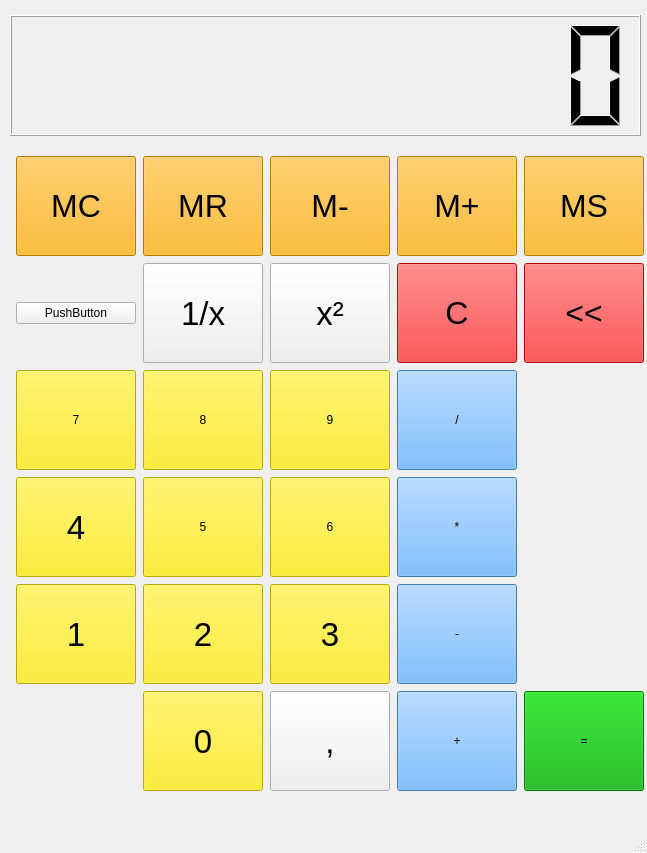
Before: the Qt Designer form MainWindow.ui in Beziu/Calculator, drawn with Qt 5.
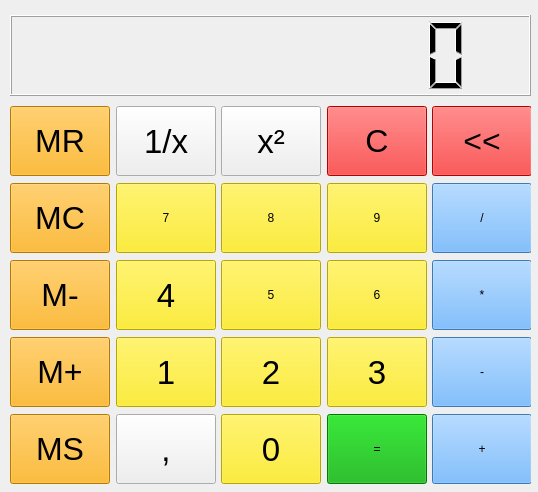
After: the same form once the commit is applied.

```diff
--- a/MainWindow.ui
+++ b/MainWindow.ui
@@ -6,8 +6,8 @@
    <rect>
     <x>0</x>
     <y>0</y>
-    <width>647</width>
-    <height>853</height>
+    <width>538</width>
+    <height>492</height>
    </rect>
   </property>
   <property name="windowTitle">
@@ -19,8 +19,8 @@
      <rect>
       <x>10</x>
       <y>15</y>
-      <width>631</width>
-      <height>121</height>
+      <width>521</width>
+      <height>81</height>
      </rect>
     </property>
     <property name="digitCount">
@@ -30,368 +30,25 @@
    <widget class="QWidget" name="gridLayoutWidget">
     <property name="geometry">
      <rect>
-      <x>15</x>
-      <y>155</y>
-      <width>630</width>
-      <height>641</height>
+      <x>10</x>
+      <y>105</y>
+      <width>521</width>
+      <height>381</height>
      </rect>
     </property>
     <layout class="QGridLayout" name="gridLayout">
-     <item row="3" column="1">
-      <widget class="QPushButton" name="btn_5">
-       <property name="minimumSize">
-        <size>
-         <width>120</width>
-         <height>100</height>
-        </size>
-       </property>
-       <property name="maximumSize">
-        <size>
-         <width>120</width>
-         <height>100</height>
-        </size>
-       </property>
-       <property name="styleSheet">
-        <string notr="true">background-color: rgb(255, 234, 0);
-font: 25pt &quot;MS Shell Dlg 2&quot;;</string>
-       </property>
-       <property name="text">
-        <string>5</string>
-       </property>
-      </widget>
-     </item>
-     <item row="4" column="0">
-      <widget class="QPushButton" name="btn_1">
-       <property name="minimumSize">
-        <size>
-         <width>120</width>
-         <height>100</height>
-        </size>
-       </property>
-       <property name="maximumSize">
-        <size>
-         <width>120</width>
-         <height>100</height>
-        </size>
-       </property>
-       <property name="font">
-        <font>
-         <family>MS Shell Dlg 2</family>
-         <pointsize>25</pointsize>
-         <weight>50</weight>
-         <italic>false</italic>
-         <bold>false</bold>
-        </font>
-       </property>
-       <property name="styleSheet">
-        <string notr="true">background-color: rgb(255, 234, 0);
-font: 25pt &quot;MS Shell Dlg 2&quot;;</string>
-       </property>
-       <property name="text">
-        <string>1</string>
-       </property>
-      </widget>
-     </item>
-     <item row="4" column="2">
-      <widget class="QPushButton" name="btn_3">
-       <property name="minimumSize">
-        <size>
-         <width>120</width>
-         <height>100</height>
-        </size>
-       </property>
-       <property name="maximumSize">
-        <size>
-         <width>120</width>
-         <height>100</height>
-        </size>
-       </property>
-       <property name="font">
-        <font>
-         <family>MS Shell Dlg 2</family>
-         <pointsize>25</pointsize>
-         <weight>50</weight>
-         <italic>false</italic>
-         <bold>false</bold>
-        </font>
-       </property>
-       <property name="styleSheet">
-        <string notr="true">background-color: rgb(255, 234, 0);
-font: 25pt &quot;MS Shell Dlg 2&quot;;</string>
-       </property>
-       <property name="text">
-        <string>3</string>
-       </property>
-      </widget>
-     </item>
-     <item row="2" column="0">
-      <widget class="QPushButton" name="btn_7">
-       <property name="minimumSize">
-        <size>
-         <width>120</width>
-         <height>100</height>
-        </size>
-       </property>
-       <property name="maximumSize">
-        <size>
-         <width>120</width>
-         <height>100</height>
-        </size>
-       </property>
-       <property name="styleSheet">
-        <string notr="true">background-color: rgb(255, 234, 0);
-font: 25pt &quot;MS Shell Dlg 2&quot;;</string>
-       </property>
-       <property name="text">
-        <string>7</string>
-       </property>
-      </widget>
-     </item>
-     <item row="5" column="2">
-      <widget class="QPushButton" name="btn_coma">
-       <property name="minimumSize">
-        <size>
-         <width>120</width>
-         <height>100</height>
-        </size>
-       </property>
-       <property name="maximumSize">
-        <size>
-         <width>120</width>
-         <height>100</height>
-        </size>
-       </property>
-       <property name="font">
-        <font>
-         <pointsize>25</pointsize>
-         <weight>50</weight>
-         <bold>false</bold>
-        </font>
-       </property>
-       <property name="text">
-        <string>,</string>
-       </property>
-      </widget>
-     </item>
-     <item row="2" column="1">
-      <widget class="QPushButton" name="btn_8">
-       <property name="minimumSize">
-        <size>
-         <width>120</width>
-         <height>100</height>
-        </size>
-       </property>
-       <property name="maximumSize">
-        <size>
-         <width>120</width>
-         <height>100</height>
-        </size>
-       </property>
-       <property name="styleSheet">
-        <string notr="true">background-color: rgb(255, 234, 0);
-font: 25pt &quot;MS Shell Dlg 2&quot;;</string>
-       </property>
-       <property name="text">
-        <string>8</string>
-       </property>
-      </widget>
-     </item>
-     <item row="4" column="1">
-      <widget class="QPushButton" name="btn_2">
-       <property name="minimumSize">
-        <size>
-         <width>120</width>
-         <height>100</height>
-        </size>
-       </property>
-       <property name="maximumSize">
-        <size>
-         <width>120</width>
-         <height>100</height>
-        </size>
-       </property>
-       <property name="font">
-        <font>
-         <family>MS Shell Dlg 2</family>
-         <pointsize>25</pointsize>
-         <weight>50</weight>
-         <italic>false</italic>
-         <bold>false</bold>
-        </font>
-       </property>
-       <property name="styleSheet">
-        <string notr="true">background-color: rgb(255, 234, 0);
-font: 25pt &quot;MS Shell Dlg 2&quot;;</string>
-       </property>
-       <property name="text">
-        <string>2</string>
-       </property>
-      </widget>
-     </item>
-     <item row="3" column="0">
-      <widget class="QPushButton" name="btn_4">
-       <property name="minimumSize">
-        <size>
-         <width>120</width>
-         <height>100</height>
-        </size>
-       </property>
-       <property name="maximumSize">
-        <size>
-         <width>120</width>
-         <height>100</height>
-        </size>
-       </property>
-       <property name="font">
-        <font>
-         <family>MS Shell Dlg 2</family>
-         <pointsize>25</pointsize>
-         <weight>50</weight>
-         <italic>false</italic>
-         <bold>false</bold>
-        </font>
-       </property>
-       <property name="autoFillBackground">
-        <bool>false</bool>
-       </property>
-       <property name="styleSheet">
-        <string notr="true">background-color: rgb(255, 234, 0);
-font: 25pt &quot;MS Shell Dlg 2&quot;;</string>
-       </property>
-       <property name="text">
-        <string>4</string>
-       </property>
-      </widget>
-     </item>
-     <item row="5" column="1">
-      <widget class="QPushButton" name="btn_0">
-       <property name="minimumSize">
-        <size>
-         <width>120</width>
-         <height>100</height>
-        </size>
-       </property>
-       <property name="maximumSize">
-        <size>
-         <width>120</width>
-         <height>100</height>
-        </size>
-       </property>
-       <property name="font">
-        <font>
-         <family>MS Shell Dlg 2</family>
-         <pointsize>25</pointsize>
-         <weight>50</weight>
-         <italic>false</italic>
-         <bold>false</bold>
-        </font>
-       </property>
-       <property name="styleSheet">
-        <string notr="true">background-color: rgb(255, 234, 0);
-font: 25pt &quot;MS Shell Dlg 2&quot;;</string>
-       </property>
-       <property name="text">
-        <string>0</string>
-       </property>
-      </widget>
-     </item>
-     <item row="3" column="2">
-      <widget class="QPushButton" name="btn_6">
-       <property name="minimumSize">
-        <size>
-         <width>120</width>
-         <height>100</height>
-        </size>
-       </property>
-       <property name="maximumSize">
-        <size>
-         <width>120</width>
-         <height>100</height>
-        </size>
-       </property>
-       <property name="styleSheet">
-        <string notr="true">background-color: rgb(255, 234, 0);
-font: 25pt &quot;MS Shell Dlg 2&quot;;</string>
-       </property>
-       <property name="text">
-        <string>6</string>
-       </property>
-      </widget>
-     </item>
-     <item row="2" column="2">
-      <widget class="QPushButton" name="btn_9">
-       <property name="minimumSize">
-        <size>
-         <width>120</width>
-         <height>100</height>
-        </size>
-       </property>
-       <property name="maximumSize">
-        <size>
-         <width>120</width>
-         <height>100</height>
-        </size>
-       </property>
-       <property name="styleSheet">
-        <string notr="true">background-color: rgb(255, 234, 0);
-font: 25pt &quot;MS Shell Dlg 2&quot;;</string>
-       </property>
-       <property name="text">
-        <string>9</string>
-       </property>
-      </widget>
-     </item>
-     <item row="1" column="0">
-      <widget class="QPushButton" name="pushButton_12">
-       <property name="text">
-        <string>PushButton</string>
-       </property>
-      </widget>
-     </item>
-     <item row="0" column="2">
-      <widget class="QPushButton" name="btn_m_minus">
-       <property name="minimumSize">
-        <size>
-         <width>120</width>
-         <height>100</height>
-        </size>
-       </property>
-       <property name="maximumSize">
-        <size>
-         <width>120</width>
-         <height>100</height>
-        </size>
-       </property>
-       <property name="font">
-        <font>
-         <family>MS Shell Dlg 2</family>
-         <pointsize>24</pointsize>
-         <weight>50</weight>
-         <italic>false</italic>
-         <bold>false</bold>
-        </font>
-       </property>
-       <property name="styleSheet">
-        <string notr="true">background-color: rgb(255, 170, 0);
-font: 24pt &quot;MS Shell Dlg 2&quot;;</string>
-       </property>
-       <property name="text">
-        <string>M-</string>
-       </property>
-      </widget>
-     </item>
      <item row="1" column="1">
       <widget class="QPushButton" name="btn___2">
        <property name="minimumSize">
         <size>
-         <width>120</width>
-         <height>100</height>
+         <width>100</width>
+         <height>70</height>
         </size>
        </property>
        <property name="maximumSize">
         <size>
-         <width>120</width>
-         <height>100</height>
+         <width>100</width>
+         <height>70</height>
         </size>
        </property>
        <property name="font">
@@ -408,14 +65,14 @@
       <widget class="QPushButton" name="btn_sqr">
        <property name="minimumSize">
         <size>
-         <width>120</width>
-         <height>100</height>
+         <width>100</width>
+         <height>70</height>
         </size>
        </property>
        <property name="maximumSize">
         <size>
-         <width>120</width>
-         <height>100</height>
+         <width>100</width>
+         <height>70</height>
         </size>
        </property>
        <property name="font">
@@ -428,146 +85,279 @@
        </property>
       </widget>
      </item>
-     <item row="0" column="3">
-      <widget class="QPushButton" name="btn_m_plus">
+     <item row="1" column="3">
+      <widget class="QPushButton" name="btn_clear">
        <property name="minimumSize">
         <size>
-         <width>120</width>
-         <height>100</height>
+         <width>100</width>
+         <height>70</height>
         </size>
        </property>
        <property name="maximumSize">
         <size>
-         <width>120</width>
-         <height>100</height>
+         <width>100</width>
+         <height>70</height>
         </size>
        </property>
        <property name="font">
         <font>
          <family>MS Shell Dlg 2</family>
          <pointsize>24</pointsize>
-         <weight>50</weight>
+         <weight>9</weight>
          <italic>false</italic>
          <bold>false</bold>
         </font>
        </property>
        <property name="styleSheet">
-        <string notr="true">background-color: rgb(255, 170, 0);
-font: 24pt &quot;MS Shell Dlg 2&quot;;</string>
+        <string notr="true">background-color: rgb(255, 0, 0);
+font: 75 24pt &quot;MS Shell Dlg 2&quot;;</string>
        </property>
        <property name="text">
-        <string>M+</string>
+        <string>C</string>
        </property>
       </widget>
      </item>
-     <item row="0" column="4">
-      <widget class="QPushButton" name="btn_m_save">
+     <item row="1" column="4">
+      <widget class="QPushButton" name="btn_remove">
        <property name="minimumSize">
         <size>
-         <width>120</width>
-         <height>100</height>
+         <width>100</width>
+         <height>70</height>
         </size>
        </property>
        <property name="maximumSize">
         <size>
-         <width>120</width>
-         <height>100</height>
+         <width>100</width>
+         <height>70</height>
         </size>
        </property>
        <property name="font">
         <font>
          <family>MS Shell Dlg 2</family>
          <pointsize>24</pointsize>
+         <weight>9</weight>
+         <italic>false</italic>
+         <bold>false</bold>
+        </font>
+       </property>
+       <property name="styleSheet">
+        <string notr="true">background-color: rgb(255, 0, 0);
+font: 75 24pt &quot;MS Shell Dlg 2&quot;;</string>
+       </property>
+       <property name="text">
+        <string>&lt;&lt;</string>
+       </property>
+      </widget>
+     </item>
+     <item row="2" column="4">
+      <widget class="QPushButton" name="btn_division">
+       <property name="minimumSize">
+        <size>
+         <width>100</width>
+         <height>70</height>
+        </size>
+       </property>
+       <property name="maximumSize">
+        <size>
+         <width>100</width>
+         <height>70</height>
+        </size>
+       </property>
+       <property name="styleSheet">
+        <string notr="true">background-color: rgb(85, 170, 255);
+font: 75 24pt &quot;MS Shell Dlg 2&quot;;</string>
+       </property>
+       <property name="text">
+        <string>/</string>
+       </property>
+      </widget>
+     </item>
+     <item row="3" column="4">
+      <widget class="QPushButton" name="btn_multiplied">
+       <property name="minimumSize">
+        <size>
+         <width>100</width>
+         <height>70</height>
+        </size>
+       </property>
+       <property name="maximumSize">
+        <size>
+         <width>100</width>
+         <height>70</height>
+        </size>
+       </property>
+       <property name="styleSheet">
+        <string notr="true">background-color: rgb(85, 170, 255);
+font: 75 24pt &quot;MS Shell Dlg 2&quot;;</string>
+       </property>
+       <property name="text">
+        <string>*</string>
+       </property>
+      </widget>
+     </item>
+     <item row="4" column="4">
+      <widget class="QPushButton" name="btn_subtraction">
+       <property name="minimumSize">
+        <size>
+         <width>100</width>
+         <height>70</height>
+        </size>
+       </property>
+       <property name="maximumSize">
+        <size>
+         <width>100</width>
+         <height>70</height>
+        </size>
+       </property>
+       <property name="styleSheet">
+        <string notr="true">background-color: rgb(85, 170, 255);
+font: 75 24pt &quot;MS Shell Dlg 2&quot;;</string>
+       </property>
+       <property name="text">
+        <string>-</string>
+       </property>
+      </widget>
+     </item>
+     <item row="4" column="3">
+      <widget class="QPushButton" name="btn_3">
+       <property name="minimumSize">
+        <size>
+         <width>100</width>
+         <height>70</height>
+        </size>
+       </property>
+       <property name="maximumSize">
+        <size>
+         <width>100</width>
+         <height>70</height>
+        </size>
+       </property>
+       <property name="font">
+        <font>
+         <family>MS Shell Dlg 2</family>
+         <pointsize>25</pointsize>
          <weight>50</weight>
          <italic>false</italic>
          <bold>false</bold>
         </font>
        </property>
        <property name="styleSheet">
-        <string notr="true">background-color: rgb(255, 170, 0);
-font: 24pt &quot;MS Shell Dlg 2&quot;;</string>
+        <string notr="true">background-color: rgb(255, 234, 0);
+font: 25pt &quot;MS Shell Dlg 2&quot;;</string>
        </property>
        <property name="text">
-        <string>MS</string>
+        <string>3</string>
        </property>
       </widget>
      </item>
-     <item row="0" column="1">
-      <widget class="QPushButton" name="btn_m_read">
+     <item row="4" column="2">
+      <widget class="QPushButton" name="btn_2">
        <property name="minimumSize">
         <size>
-         <width>120</width>
-         <height>100</height>
+         <width>100</width>
+         <height>70</height>
         </size>
        </property>
        <property name="maximumSize">
         <size>
-         <width>120</width>
-         <height>100</height>
+         <width>100</width>
+         <height>70</height>
         </size>
        </property>
        <property name="font">
         <font>
          <family>MS Shell Dlg 2</family>
-         <pointsize>24</pointsize>
+         <pointsize>25</pointsize>
          <weight>50</weight>
          <italic>false</italic>
          <bold>false</bold>
         </font>
        </property>
        <property name="styleSheet">
-        <string notr="true">background-color: rgb(255, 170, 0);
-font: 24pt &quot;MS Shell Dlg 2&quot;;</string>
+        <string notr="true">background-color: rgb(255, 234, 0);
+font: 25pt &quot;MS Shell Dlg 2&quot;;</string>
        </property>
        <property name="text">
-        <string>MR</string>
+        <string>2</string>
        </property>
       </widget>
      </item>
-     <item row="0" column="0">
-      <widget class="QPushButton" name="btn_m_clear">
+     <item row="4" column="1">
+      <widget class="QPushButton" name="btn_1">
        <property name="minimumSize">
         <size>
-         <width>120</width>
-         <height>100</height>
+         <width>100</width>
+         <height>70</height>
         </size>
        </property>
        <property name="maximumSize">
         <size>
-         <width>120</width>
-         <height>100</height>
+         <width>100</width>
+         <height>70</height>
         </size>
        </property>
        <property name="font">
         <font>
          <family>MS Shell Dlg 2</family>
-         <pointsize>24</pointsize>
+         <pointsize>25</pointsize>
          <weight>50</weight>
          <italic>false</italic>
          <bold>false</bold>
         </font>
        </property>
        <property name="styleSheet">
-        <string notr="true">background-color: rgb(255, 170, 0);
-font: 24pt &quot;MS Shell Dlg 2&quot;;</string>
+        <string notr="true">background-color: rgb(255, 234, 0);
+font: 25pt &quot;MS Shell Dlg 2&quot;;</string>
        </property>
        <property name="text">
-        <string>MC</string>
+        <string>1</string>
        </property>
       </widget>
      </item>
-     <item row="5" column="4">
+     <item row="5" column="2">
+      <widget class="QPushButton" name="btn_0">
+       <property name="minimumSize">
+        <size>
+         <width>100</width>
+         <height>70</height>
+        </size>
+       </property>
+       <property name="maximumSize">
+        <size>
+         <width>100</width>
+         <height>70</height>
+        </size>
+       </property>
+       <property name="font">
+        <font>
+         <family>MS Shell Dlg 2</family>
+         <pointsize>25</pointsize>
+         <weight>50</weight>
+         <italic>false</italic>
+         <bold>false</bold>
+        </font>
+       </property>
+       <property name="styleSheet">
+        <string notr="true">background-color: rgb(255, 234, 0);
+font: 25pt &quot;MS Shell Dlg 2&quot;;</string>
+       </property>
+       <property name="text">
+        <string>0</string>
+       </property>
+      </widget>
+     </item>
+     <item row="5" column="3">
       <widget class="QPushButton" name="btn_result">
        <property name="minimumSize">
         <size>
-         <width>120</width>
-         <height>100</height>
+         <width>100</width>
+         <height>70</height>
         </size>
        </property>
        <property name="maximumSize">
         <size>
-         <width>120</width>
-         <height>100</height>
+         <width>100</width>
+         <height>70</height>
         </size>
        </property>
        <property name="styleSheet">
@@ -579,18 +369,18 @@
        </property>
       </widget>
      </item>
-     <item row="5" column="3">
+     <item row="5" column="4">
       <widget class="QPushButton" name="btn_addition">
        <property name="minimumSize">
         <size>
-         <width>120</width>
-         <height>100</height>
+         <width>100</width>
+         <height>70</height>
         </size>
        </property>
        <property name="maximumSize">
         <size>
-         <width>120</width>
-         <height>100</height>
+         <width>100</width>
+         <height>70</height>
         </size>
        </property>
        <property name="focusPolicy">
@@ -605,153 +395,345 @@
        </property>
       </widget>
      </item>
-     <item row="4" column="3">
-      <widget class="QPushButton" name="btn_subtraction">
+     <item row="5" column="1">
+      <widget class="QPushButton" name="btn_coma">
        <property name="minimumSize">
         <size>
-         <width>120</width>
-         <height>100</height>
+         <width>100</width>
+         <height>70</height>
         </size>
        </property>
        <property name="maximumSize">
         <size>
-         <width>120</width>
-         <height>100</height>
+         <width>100</width>
+         <height>70</height>
         </size>
        </property>
-       <property name="styleSheet">
-        <string notr="true">background-color: rgb(85, 170, 255);
-font: 75 24pt &quot;MS Shell Dlg 2&quot;;</string>
+       <property name="font">
+        <font>
+         <pointsize>25</pointsize>
+         <weight>50</weight>
+         <bold>false</bold>
+        </font>
        </property>
        <property name="text">
-        <string>-</string>
+        <string>,</string>
        </property>
       </widget>
      </item>
      <item row="3" column="3">
-      <widget class="QPushButton" name="btn_multiplied">
+      <widget class="QPushButton" name="btn_6">
        <property name="minimumSize">
         <size>
-         <width>120</width>
-         <height>100</height>
+         <width>100</width>
+         <height>70</height>
         </size>
        </property>
        <property name="maximumSize">
         <size>
-         <width>120</width>
-         <height>100</height>
+         <width>100</width>
+         <height>70</height>
         </size>
        </property>
        <property name="styleSheet">
-        <string notr="true">background-color: rgb(85, 170, 255);
-font: 75 24pt &quot;MS Shell Dlg 2&quot;;</string>
+        <string notr="true">background-color: rgb(255, 234, 0);
+font: 25pt &quot;MS Shell Dlg 2&quot;;</string>
        </property>
        <property name="text">
-        <string>*</string>
+        <string>6</string>
+       </property>
+      </widget>
+     </item>
+     <item row="3" column="2">
+      <widget class="QPushButton" name="btn_5">
+       <property name="minimumSize">
+        <size>
+         <width>100</width>
+         <height>70</height>
+        </size>
+       </property>
+       <property name="maximumSize">
+        <size>
+         <width>100</width>
+         <height>70</height>
+        </size>
+       </property>
+       <property name="styleSheet">
+        <string notr="true">background-color: rgb(255, 234, 0);
+font: 25pt &quot;MS Shell Dlg 2&quot;;</string>
+       </property>
+       <property name="text">
+        <string>5</string>
+       </property>
+      </widget>
+     </item>
+     <item row="3" column="1">
+      <widget class="QPushButton" name="btn_4">
+       <property name="minimumSize">
+        <size>
+         <width>100</width>
+         <height>70</height>
+        </size>
+       </property>
+       <property name="maximumSize">
+        <size>
+         <width>100</width>
+         <height>70</height>
+        </size>
+       </property>
+       <property name="font">
+        <font>
+         <family>MS Shell Dlg 2</family>
+         <pointsize>25</pointsize>
+         <weight>50</weight>
+         <italic>false</italic>
+         <bold>false</bold>
+        </font>
+       </property>
+       <property name="autoFillBackground">
+        <bool>false</bool>
+       </property>
+       <property name="styleSheet">
+        <string notr="true">background-color: rgb(255, 234, 0);
+font: 25pt &quot;MS Shell Dlg 2&quot;;</string>
+       </property>
+       <property name="text">
+        <string>4</string>
+       </property>
+      </widget>
+     </item>
+     <item row="4" column="0">
+      <widget class="QPushButton" name="btn_m_plus">
+       <property name="minimumSize">
+        <size>
+         <width>100</width>
+         <height>70</height>
+        </size>
+       </property>
+       <property name="maximumSize">
+        <size>
+         <width>100</width>
+         <height>70</height>
+        </size>
+       </property>
+       <property name="font">
+        <font>
+         <family>MS Shell Dlg 2</family>
+         <pointsize>24</pointsize>
+         <weight>50</weight>
+         <italic>false</italic>
+         <bold>false</bold>
+        </font>
+       </property>
+       <property name="styleSheet">
+        <string notr="true">background-color: rgb(255, 170, 0);
+font: 24pt &quot;MS Shell Dlg 2&quot;;</string>
+       </property>
+       <property name="text">
+        <string>M+</string>
+       </property>
+      </widget>
+     </item>
+     <item row="3" column="0">
+      <widget class="QPushButton" name="btn_m_minus">
+       <property name="minimumSize">
+        <size>
+         <width>100</width>
+         <height>70</height>
+        </size>
+       </property>
+       <property name="maximumSize">
+        <size>
+         <width>100</width>
+         <height>70</height>
+        </size>
+       </property>
+       <property name="font">
+        <font>
+         <family>MS Shell Dlg 2</family>
+         <pointsize>24</pointsize>
+         <weight>50</weight>
+         <italic>false</italic>
+         <bold>false</bold>
+        </font>
+       </property>
+       <property name="styleSheet">
+        <string notr="true">background-color: rgb(255, 170, 0);
+font: 24pt &quot;MS Shell Dlg 2&quot;;</string>
+       </property>
+       <property name="text">
+        <string>M-</string>
+       </property>
+      </widget>
+     </item>
+     <item row="5" column="0">
+      <widget class="QPushButton" name="btn_m_save">
+       <property name="minimumSize">
+        <size>
+         <width>100</width>
+         <height>70</height>
+        </size>
+       </property>
+       <property name="maximumSize">
+        <size>
+         <width>100</width>
+         <height>70</height>
+        </size>
+       </property>
+       <property name="font">
+        <font>
+         <family>MS Shell Dlg 2</family>
+         <pointsize>24</pointsize>
+         <weight>50</weight>
+         <italic>false</italic>
+         <bold>false</bold>
+        </font>
+       </property>
+       <property name="styleSheet">
+        <string notr="true">background-color: rgb(255, 170, 0);
+font: 24pt &quot;MS Shell Dlg 2&quot;;</string>
+       </property>
+       <property name="text">
+        <string>MS</string>
        </property>
       </widget>
      </item>
      <item row="2" column="3">
-      <widget class="QPushButton" name="btn_division">
+      <widget class="QPushButton" name="btn_9">
        <property name="minimumSize">
         <size>
-         <width>120</width>
-         <height>100</height>
+         <width>100</width>
+         <height>70</height>
         </size>
        </property>
        <property name="maximumSize">
         <size>
-         <width>120</width>
-         <height>100</height>
+         <width>100</width>
+         <height>70</height>
         </size>
        </property>
        <property name="styleSheet">
-        <string notr="true">background-color: rgb(85, 170, 255);
-font: 75 24pt &quot;MS Shell Dlg 2&quot;;</string>
+        <string notr="true">background-color: rgb(255, 234, 0);
+font: 25pt &quot;MS Shell Dlg 2&quot;;</string>
        </property>
        <property name="text">
-        <string>/</string>
+        <string>9</string>
        </property>
       </widget>
      </item>
-     <item row="1" column="3">
-      <widget class="QPushButton" name="btn_clear">
+     <item row="2" column="2">
+      <widget class="QPushButton" name="btn_8">
        <property name="minimumSize">
         <size>
-         <width>120</width>
-         <height>100</height>
+         <width>100</width>
+         <height>70</height>
         </size>
        </property>
        <property name="maximumSize">
         <size>
-         <width>120</width>
-         <height>100</height>
+         <width>100</width>
+         <height>70</height>
         </size>
        </property>
+       <property name="styleSheet">
+        <string notr="true">background-color: rgb(255, 234, 0);
+font: 25pt &quot;MS Shell Dlg 2&quot;;</string>
+       </property>
+       <property name="text">
+        <string>8</string>
+       </property>
+      </widget>
+     </item>
+     <item row="2" column="1">
+      <widget class="QPushButton" name="btn_7">
+       <property name="minimumSize">
+        <size>
+         <width>100</width>
+         <height>70</height>
+        </size>
+       </property>
+       <property name="maximumSize">
+        <size>
+         <width>100</width>
+         <height>70</height>
+        </size>
+       </property>
+       <property name="styleSheet">
+        <string notr="true">background-color: rgb(255, 234, 0);
+font: 25pt &quot;MS Shell Dlg 2&quot;;</string>
+       </property>
+       <property name="text">
+        <string>7</string>
+       </property>
+      </widget>
+     </item>
+     <item row="2" column="0">
+      <widget class="QPushButton" name="btn_m_clear">
+       <property name="minimumSize">
+        <size>
+         <width>100</width>
+         <height>70</height>
+        </size>
+       </property>
+       <property name="maximumSize">
+        <size>
+         <width>100</width>
+         <height>70</height>
+        </size>
+       </property>
        <property name="font">
         <font>
          <family>MS Shell Dlg 2</family>
          <pointsize>24</pointsize>
-         <weight>9</weight>
+         <weight>50</weight>
          <italic>false</italic>
          <bold>false</bold>
         </font>
        </property>
        <property name="styleSheet">
-        <string notr="true">background-color: rgb(255, 0, 0);
-font: 75 24pt &quot;MS Shell Dlg 2&quot;;</string>
+        <string notr="true">background-color: rgb(255, 170, 0);
+font: 24pt &quot;MS Shell Dlg 2&quot;;</string>
        </property>
        <property name="text">
-        <string>C</string>
+        <string>MC</string>
        </property>
       </widget>
      </item>
-     <item row="1" column="4">
-      <widget class="QPushButton" name="btn_remove">
+     <item row="1" column="0">
+      <widget class="QPushButton" name="btn_m_read">
        <property name="minimumSize">
         <size>
-         <width>120</width>
-         <height>100</height>
+         <width>100</width>
+         <height>70</height>
         </size>
        </property>
        <property name="maximumSize">
         <size>
-         <width>120</width>
-         <height>100</height>
+         <width>100</width>
+         <height>70</height>
         </size>
        </property>
        <property name="font">
         <font>
          <family>MS Shell Dlg 2</family>
          <pointsize>24</pointsize>
-         <weight>9</weight>
+         <weight>50</weight>
          <italic>false</italic>
          <bold>false</bold>
         </font>
        </property>
        <property name="styleSheet">
-        <string notr="true">background-color: rgb(255, 0, 0);
-font: 75 24pt &quot;MS Shell Dlg 2&quot;;</string>
+        <string notr="true">background-color: rgb(255, 170, 0);
+font: 24pt &quot;MS Shell Dlg 2&quot;;</string>
        </property>
        <property name="text">
-        <string>&lt;&lt;</string>
+        <string>MR</string>
        </property>
       </widget>
      </item>
     </layout>
    </widget>
   </widget>
-  <widget class="QMenuBar" name="menubar">
-   <property name="geometry">
-    <rect>
-     <x>0</x>
-     <y>0</y>
-     <width>647</width>
-     <height>31</height>
-    </rect>
-   </property>
-  </widget>
-  <widget class="QStatusBar" name="statusbar"/>
  </widget>
  <resources/>
  <connections/>
```
